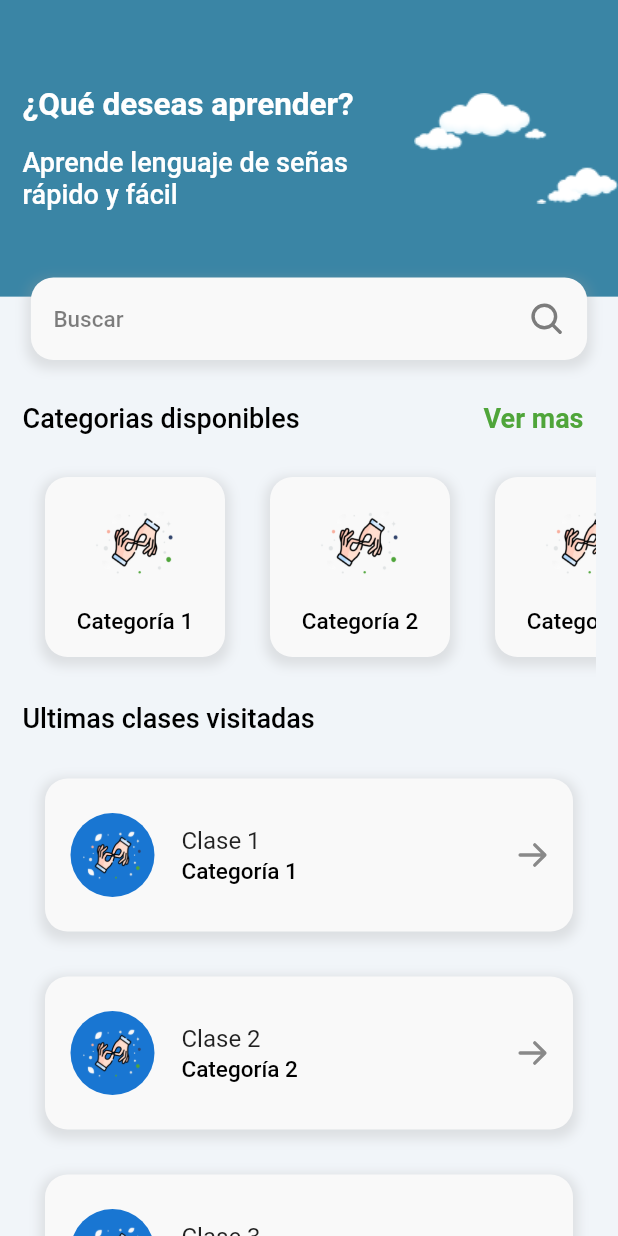
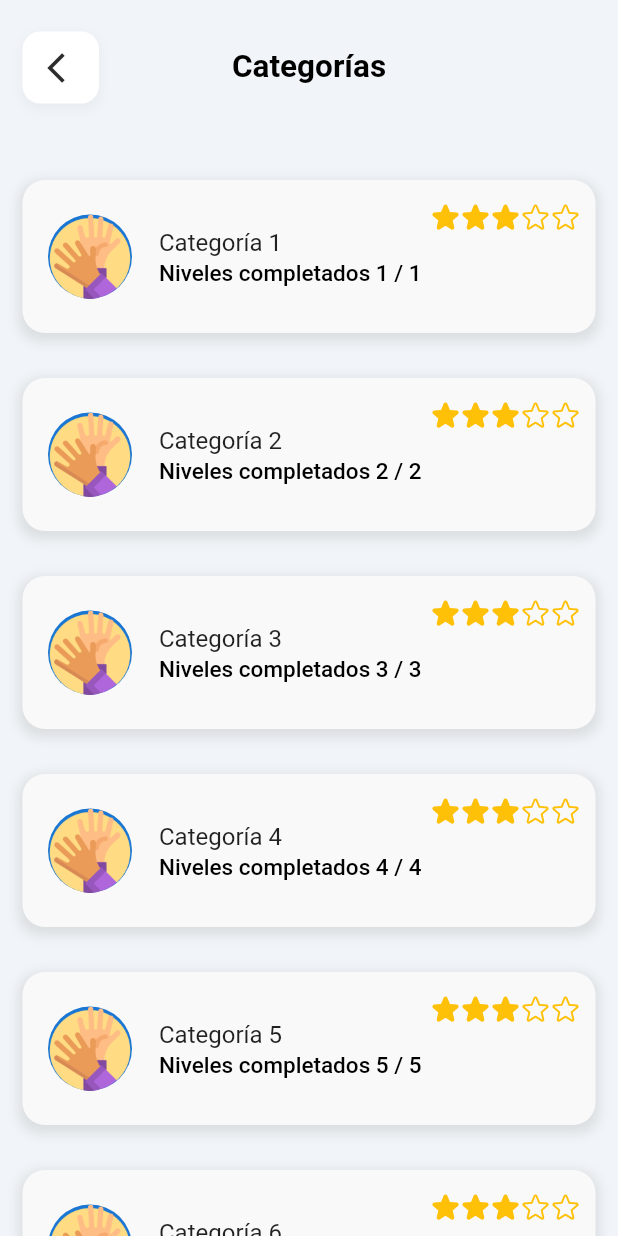
Before and after one commit to neoshock/hank-talker, a Flutter app: the LearningPage widget shown alone on an empty page, opened directly, after a tap on "Ver mas", on a phone screen of 412 x 824 dp. Run offline on Flutter 3.47's test engine with Material 2 defaults, Android fonts, the phone set to English and light mode, and no system bars; our stand-ins replace awesome_bottom_bar, bloc, fl_chart, flutter_bloc, flutter_phosphor_icons, lottie and 2 more; missing offline and left inert: dart:ffi; accounts and stored records are empty; generated files the repository leaves out were written again; network calls fail.

Commit message:
Category

```diff
--- a/lib/app/view/app.dart
+++ b/lib/app/view/app.dart
@@ -2,6 +2,7 @@ import 'package:flutter/material.dart';
 import 'package:hank_talker_mobile/config/theme_data.dart';
 import 'package:hank_talker_mobile/core/auth/providers/auth_provider.dart';
 import 'package:hank_talker_mobile/core/register/providers/regi_provider.dart';
+import 'package:hank_talker_mobile/features/learning/pages/category_list_page.dart';
 import 'package:hank_talker_mobile/features/welcome/pages/welcome_page.dart';
 import 'package:hank_talker_mobile/l10n/l10n.dart';
 import 'package:hank_talker_mobile/widgets/bottom_bar.dart';
--- /dev/null
+++ b/lib/features/learning/pages/category_list_page.dart
@@ -0,0 +1,99 @@
+import 'package:flutter/material.dart';
+import 'package:flutter_phosphor_icons/flutter_phosphor_icons.dart';
+import 'package:hank_talker_mobile/widgets/custom_appbar_widget.dart';
+
+class CategoryPage extends StatefulWidget {
+  @override
+  _CategoryPageState createState() => _CategoryPageState();
+}
+
+class _CategoryPageState extends State<CategoryPage> {
+  @override
+  Widget build(BuildContext context) {
+    return Scaffold(
+      appBar: CustomAppbarWidget(context,
+          title: 'Categorías', showBackButton: true),
+      body: SafeArea(
+        child: ListView(
+          padding: EdgeInsets.only(top: 15),
+          children: <Widget>[
+            ...List.generate(15, (index) {
+              return CategoryItem(index: index + 1);
+            })
+          ],
+        ),
+      ),
+    );
+  }
+}
+
+class CategoryItem extends StatelessWidget {
+  final int index;
+
+  CategoryItem({required this.index});
+
+  @override
+  Widget build(BuildContext context) {
+    return Container(
+      margin: const EdgeInsets.all(15),
+      decoration: BoxDecoration(
+        //color: Color.fromARGB(115, 78, 236, 241),
+        color: Theme.of(context).colorScheme.surface,
+        borderRadius: BorderRadius.circular(15),
+        boxShadow: Theme.of(context).brightness == Brightness.light
+            ? [
+                BoxShadow(
+                  color: Colors.grey.withOpacity(0.25),
+                  spreadRadius: 3,
+                  blurRadius: 6,
+                  offset: const Offset(0, 3),
+                ),
+              ]
+            : [],
+      ),
+      child: Stack(
+        children: <Widget>[
+          ListTile(
+            contentPadding: const EdgeInsets.all(15),
+            shape: RoundedRectangleBorder(
+              borderRadius: BorderRadius.circular(15),
+            ),
+            tileColor: Theme.of(context).colorScheme.surface,
+            leading: CircleAvatar(
+              radius: 30,
+              child: Image.asset(
+                'assets/images/category.png',
+                fit: BoxFit.contain,
+              ),
+            ),
+            title: Text('Categoría $index'),
+            subtitle: Text('Niveles completados $index / $index'),
+            onTap: () {
+              // Handle onTap event if needed
+            },
+          ),
+          Positioned(
+            top: 15,
+            right: 10,
+            child: Row(
+              children: <Widget>[
+                for (var i = 0; i < 3; i++)
+                  Icon(
+                    PhosphorIcons.star_fill,
+                    color: Colors.amber,
+                    size: 20,
+                  ),
+                for (var i = 0; i < 2; i++)
+                  Icon(
+                    PhosphorIcons.star,
+                    color: Colors.amber,
+                    size: 20,
+                  ),
+              ],
+            ),
+          ),
+        ],
+      ),
+    );
+  }
+}
--- a/lib/features/learning/pages/learning_page.dart
+++ b/lib/features/learning/pages/learning_page.dart
@@ -1,5 +1,6 @@
 import 'package:flutter/material.dart';
 import 'package:flutter_phosphor_icons/flutter_phosphor_icons.dart';
+import 'package:hank_talker_mobile/features/learning/pages/category_list_page.dart';
 import 'package:hank_talker_mobile/features/learning/widgets/category_list_horizontal.dart';
 import 'package:hank_talker_mobile/features/learning/widgets/custom_find_input_widget.dart';
 import 'package:hank_talker_mobile/features/learning/widgets/custom_searchbar_delegate.dart';
@@ -39,7 +40,13 @@ class _LearningPageState extends State<LearningPage> {
                             style: Theme.of(context).textTheme.bodyLarge,
                           )),
                           TextButton(
-                            onPressed: () {},
+                            onPressed: () {
+                              Navigator.push(
+                                context,
+                                MaterialPageRoute(
+                                    builder: (context) => CategoryPage()),
+                              );
+                            },
                             child: const Text(
                               'Ver mas',
                               style: TextStyle(
```
Also changed, not shown: assets/images/category.png (added).
